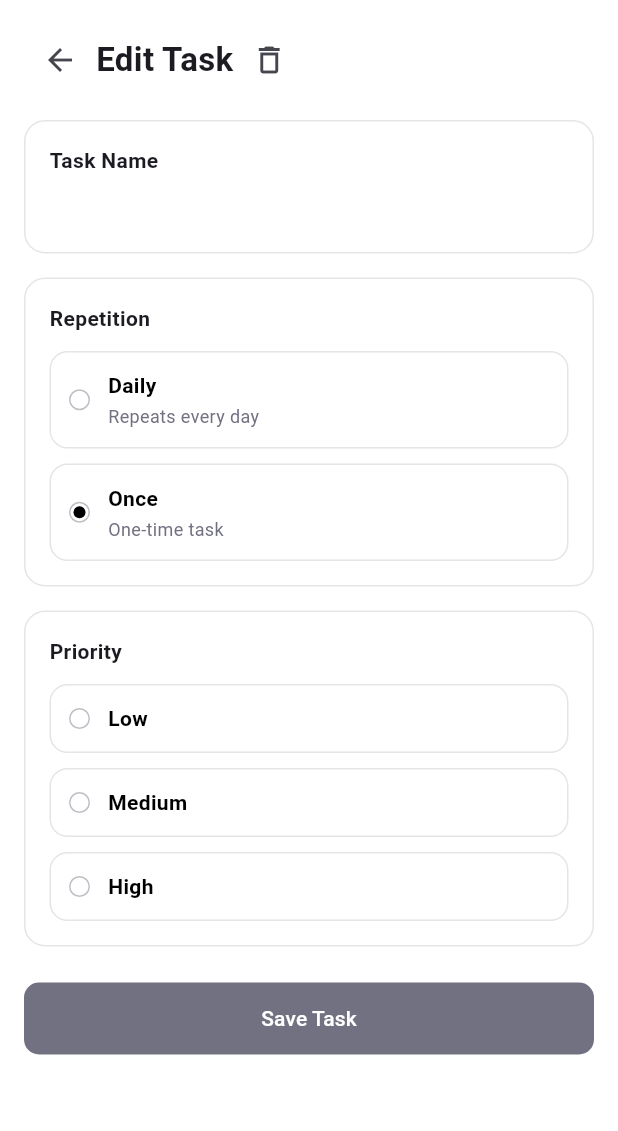
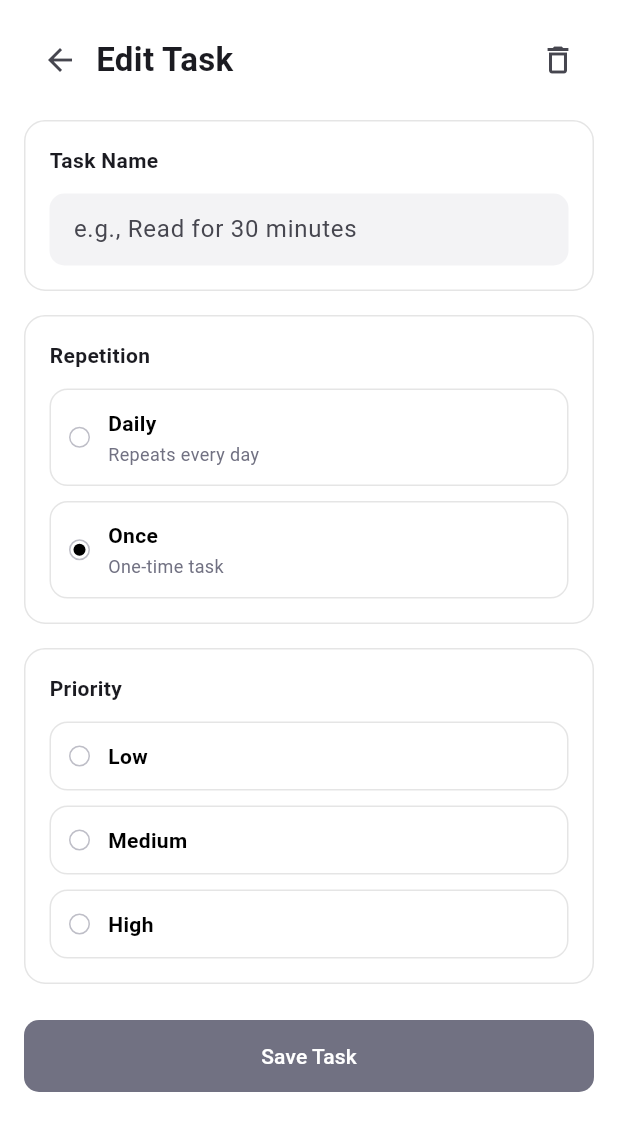
Before and after one commit to Samri-A/Daily, a Flutter app: the EditTask screen opened directly with empty values, on a phone screen of 412 x 824 dp. Shown: the top 1131 px of the screen. Run offline on Flutter 3.47's test engine with Material 3 defaults, Android fonts, the phone set to English and light mode, and no system bars; our stand-ins replace sqflite; missing offline and left inert: home_widget; accounts and stored records are empty.

Commit message:
add iOS widget, midnight reset, and fix edit screen
- iOS WidgetKit extension (DailyWidget) with same design as Android: title, progress bar, weighted % and X/Y completed; reads data from shared App Group UserDefaults pushed by Flutter via home_widget
- Wire DailyWidget extension into Xcode project (pbxproj): target, build phases, embed app extensions, entitlements for both Runner and widget
- Implement DailyResetService: checks last_reset on launch, resets tasks if new day, schedules a Timer at next midnight; persists last reset date in new SQLite metadata table
- task_db: bump to v3, add metadata table + getMetadata/setMetadata; resetDailyTasks resets daily habits and deletes all once-only tasks
- widget_updater: iOS path pushes weighted completion stats to UserDefaults then calls HomeWidget.updateWidget; Android keeps existing MethodChannel path
- Fix editTask: task name is now a pre-filled TextField (was read-only Text); save button enabled correctly; context.mounted guard on delete dialog
- task.dart: add onTaskChanged callback; called after edit/delete so Home reloads list and refreshes widget

Co-Authored-By: Claude Sonnet 4.6 <noreply@anthropic.com>

```diff
--- a/lib/Screens/editTask.dart
+++ b/lib/Screens/editTask.dart
@@ -12,20 +12,20 @@ class EditTask extends StatefulWidget {
 class _EditTaskState extends State<EditTask> {
   late String daily;
   late int priority;
-  late String taskName;
-  Color save_button = Color.fromARGB(255, 13, 13, 17);
+  late Color saveButtonColor;
 
-  initState() {
+  late final TextEditingController taskController;
+
+  @override
+  void initState() {
     super.initState();
     daily = widget.task.habit ? "Daily" : "Once";
     priority = widget.task.priority;
-    taskName = widget.task.taskName;
-    save_button = taskName.trim().isEmpty
+    taskController = TextEditingController(text: widget.task.taskName);
+    saveButtonColor = widget.task.taskName.trim().isEmpty
         ? const Color(0xFF717182)
-        : const Color.fromARGB(255, 10, 10, 11);
+        : const Color(0xFF0A0A0A);
   }
-
-  final TextEditingController taskController = TextEditingController();
 
   @override
   void dispose() {
@@ -49,9 +49,11 @@ class _EditTaskState extends State<EditTask> {
                     onPressed: () => Navigator.pop(context),
                     icon: const Icon(Icons.arrow_back),
                   ),
-                  const Text(
-                    "Edit Task",
-                    style: TextStyle(fontSize: 22, fontWeight: FontWeight.bold),
+                  const Expanded(
+                    child: Text(
+                      "Edit Task",
+                      style: TextStyle(fontSize: 22, fontWeight: FontWeight.bold),
+                    ),
                   ),
                   IconButton(
                     onPressed: () async {
@@ -69,13 +71,15 @@ class _EditTaskState extends State<EditTask> {
                             ),
                             TextButton(
                               onPressed: () => Navigator.pop(context, true),
-                              child: const Text("Delete"),
+                              child: const Text(
+                                "Delete",
+                                style: TextStyle(color: Colors.red),
+                              ),
                             ),
                           ],
                         ),
                       );
-
-                      if (shouldDelete == true) {
+                      if (shouldDelete == true && context.mounted) {
                         Navigator.pop(context, "delete");
                       }
                     },
@@ -86,11 +90,27 @@ class _EditTaskState extends State<EditTask> {
               const SizedBox(height: 16),
               _SectionCard(
                 title: "Task Name",
-                child: Text(
-                  taskName,
-                  style: TextStyle(
-                    fontSize: 16,
-                    color: const Color(0xFF0A0A0A),
+                child: TextField(
+                  controller: taskController,
+                  onChanged: (value) {
+                    setState(() {
+                      saveButtonColor = value.trim().isEmpty
+                          ? const Color(0xFF717182)
+                          : const Color(0xFF0A0A0A);
+                    });
+                  },
+                  decoration: InputDecoration(
+                    hintText: "e.g., Read for 30 minutes",
+                    filled: true,
+                    fillColor: const Color(0xFFF3F3F5),
+                    contentPadding: const EdgeInsets.symmetric(
+                      horizontal: 12,
+                      vertical: 10,
+                    ),
+                    border: OutlineInputBorder(
+                      borderRadius: BorderRadius.circular(10),
+                      borderSide: BorderSide.none,
+                    ),
                   ),
                 ),
               ),
@@ -146,12 +166,11 @@ class _EditTaskState extends State<EditTask> {
                 height: 48,
                 child: ElevatedButton(
                   onPressed: () {
-                    if (taskController.text.trim().isEmpty) {
-                      return;
-                    }
+                    final name = taskController.text.trim();
+                    if (name.isEmpty) return;
                     final updatedTask = Task(
                       widget.task.id,
-                      taskController.text.trim(),
+                      name,
                       priority,
                       daily == "Daily",
                       isCompleted: widget.task.isCompleted,
@@ -159,7 +178,7 @@ class _EditTaskState extends State<EditTask> {
                     Navigator.pop(context, updatedTask);
                   },
                   style: ElevatedButton.styleFrom(
-                    backgroundColor: save_button,
+                    backgroundColor: saveButtonColor,
                     elevation: 0,
                     shape: RoundedRectangleBorder(
                       borderRadius: BorderRadius.circular(10),
```
Also changed, not shown: lib/Components/task.dart (+5 -4 lines), lib/Screens/Home.dart (+12 -24 lines), lib/main.dart (+5 -2 lines), lib/service/daily_reset_service.dart (+48 -0 lines), lib/service/task_db.dart (+40 -12 lines), lib/service/widget_updater.dart (+40 -4 lines), 5 other files.
